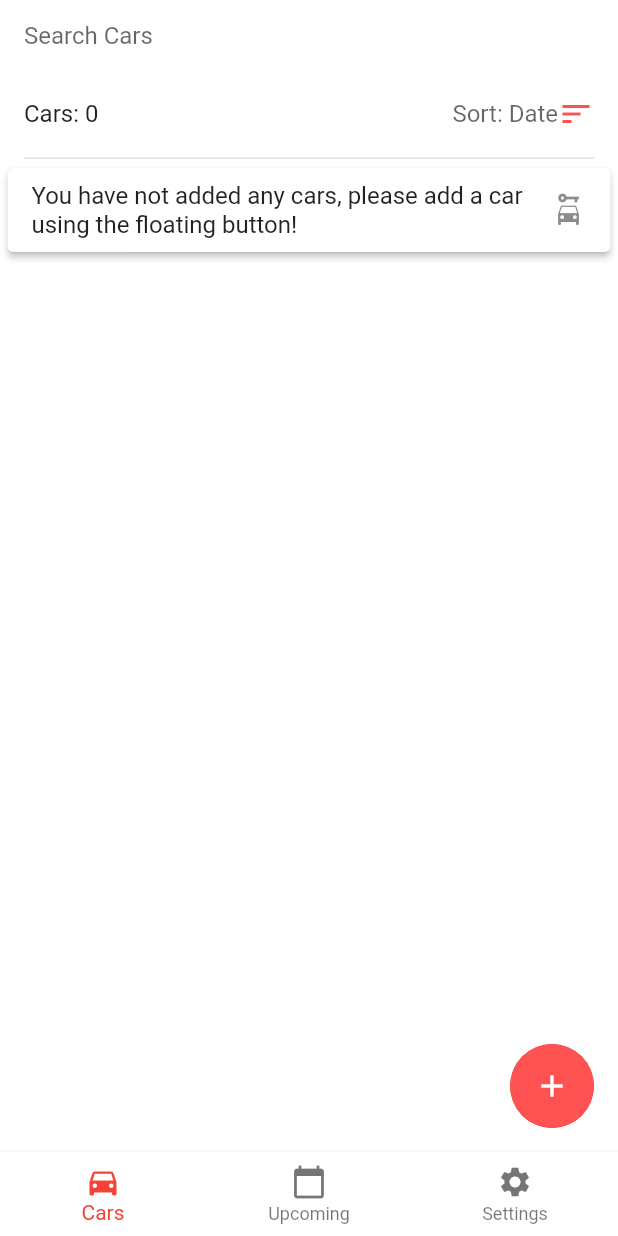
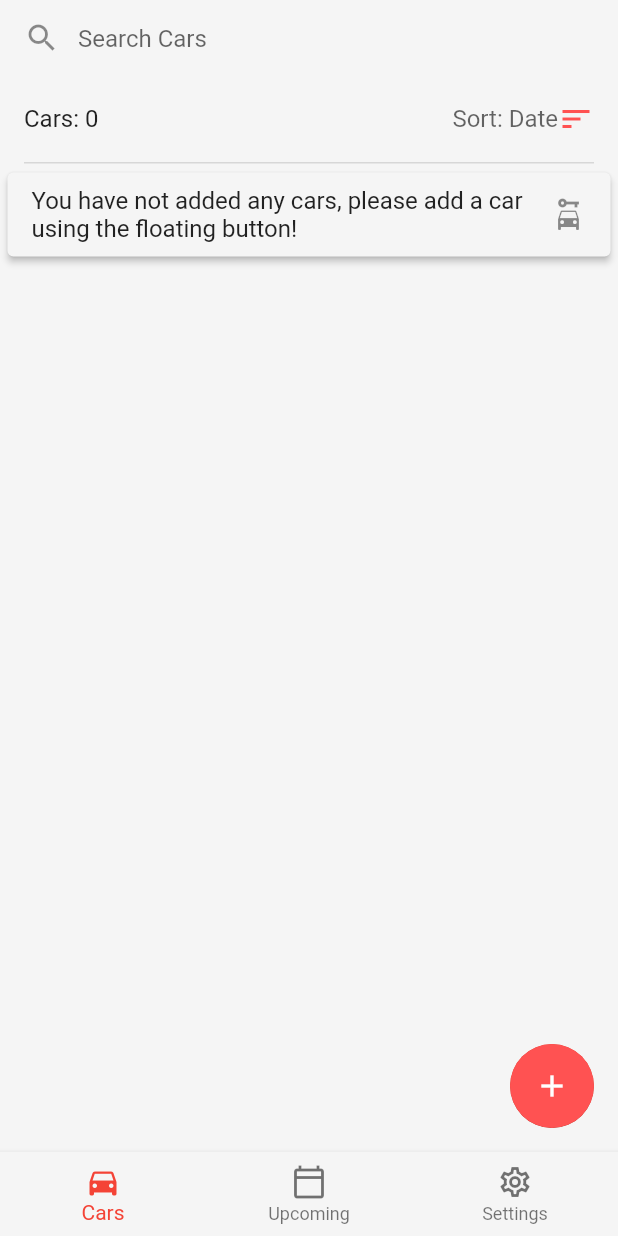
Before and after one commit to HassanAliKadhem/my_mechanic, a Flutter app: the screen it shows after launch, on a phone screen of 412 x 824 dp. Run offline on Flutter 3.47's test engine with Material 2 defaults, Android fonts, the phone set to English and light mode, and no system bars; our stand-ins replace image_picker, material_design_icons_flutter, shared_preferences.

Commit message:
theme update and remove sticky header
removed gif indicator
custom seleted tile color
changed search file style
remove sticky header from car service
updated theme

```diff
--- a/lib/Data/dataModel.dart
+++ b/lib/Data/dataModel.dart
@@ -59,10 +59,6 @@ class DataModel extends ChangeNotifier {
 
   Image getSampleImage(){
     return Image.asset("images/placeHolder2.webp", fit: BoxFit.cover,);
-  }
-
-  Image getLoadingImage(){
-    return Image.asset("images/indicator-large.gif", fit: BoxFit.cover,);
   }
 
   _clearData() {
--- a/lib/main.dart
+++ b/lib/main.dart
@@ -3,16 +3,17 @@ import 'package:flutter/services.dart';
 import 'package:flutter/cupertino.dart';
 import 'package:flutter/material.dart';
 import 'package:animations/animations.dart';
-import 'package:my_mechanic/screens/carService.dart';
 import 'package:my_mechanic/widgets/myPageAnimation.dart';
 import 'package:provider/provider.dart';
 
 import 'theme/theme.dart';
 import 'Data/dataModel.dart';
 import 'screens/cars.dart';
+import 'screens/carService.dart';
+import 'screens/carServiceAdd.dart';
+import 'screens/carAdd.dart';
 import 'screens/upcoming.dart';
 import 'screens/settings.dart';
-import 'screens/carAdd.dart';
 import 'widgets/myLayoutBuilder.dart';
 import 'widgets/snackBar.dart';
 import 'widgets/homePageTab.dart';
@@ -26,6 +27,14 @@ void main() => runApp(
           theme: appThemeLight,
           darkTheme: appThemeDark,
           themeMode: ThemeMode.system,
+          // initialRoute: '/',
+          // routes: {
+          //   '/': (context) => MyApp(),
+          //   // When navigating to the "/second" route, build the SecondScreen widget.
+          //   '/carAdd': (context) => CarAddPage(),
+          //   '/carService': (context) => CarServicePage(),
+          //   '/serviceAdd': (context) => CarServiceRow(),
+          // },
           home: MyApp(),
         ),
       ),
@@ -43,11 +52,6 @@ class _MyAppState extends State<MyApp> {
   int _currentTab = 0;
   final String title = "MyMechanic";
 
-  // void _onGoBack(dynamic value) {
-  // loadCarList();
-  // setState(() {});
-  // }
-
   loadCarList() async {
     // sd = new DataModel();
     sd = Provider.of<DataModel>(context);
@@ -64,27 +68,24 @@ class _MyAppState extends State<MyApp> {
     screenWidth = MediaQuery.of(context).size.shortestSide;
     screenIncrements = (screenWidth / 600).ceil().clamp(1, 3);
     // print(screenWidth);
-    SystemChrome.setSystemUIOverlayStyle(mySystemTheme);
-    // SystemChrome.setEnabledSystemUIOverlays([]);
+    // SystemChrome.setSystemUIOverlayStyle(mySystemTheme);
 
     final List<HomePageTab> homePageTabs = <HomePageTab>[
       HomePageTab(
         "Cars",
+        Icon(Icons.directions_car_outlined),
         Icon(Icons.directions_car),
         CarsList(),
       ),
-      // HomePageTab(
-      //   "Search",
-      //   Icon(Icons.search),
-      //   SearchPhoneView(useMobile: false),
-      // ),
       HomePageTab(
         "Upcoming",
+        Icon(Icons.calendar_today_outlined),
         Icon(Icons.calendar_today),
         UpcomingList(),
       ),
       HomePageTab(
         "Settings",
+        Icon(Icons.settings_outlined),
         Icon(Icons.settings),
         SettingsPage(),
       ),
@@ -101,6 +102,7 @@ class _MyAppState extends State<MyApp> {
         items: homePageTabs.map((e) {
           return BottomNavigationBarItem(
             icon: e.icon,
+            activeIcon: e.selectedIcon,
             label: e.title,
           );
         }).toList(),
@@ -122,6 +124,7 @@ class _MyAppState extends State<MyApp> {
         destinations: homePageTabs.map((e) {
           return NavigationRailDestination(
             icon: e.icon,
+            selectedIcon: e.selectedIcon,
             label: Text(e.title),
           );
         }).toList(),
@@ -157,6 +160,7 @@ class _MyAppState extends State<MyApp> {
     Widget _floatingActionButton() {
       return OpenContainer(
         closedElevation: 0,
+        tappable: false,
         closedColor: Theme.of(context).primaryColor,
         closedShape: CircleBorder(),
         transitionDuration: containerTransitionDuration,
@@ -169,6 +173,9 @@ class _MyAppState extends State<MyApp> {
         },
         closedBuilder: (context, action) => FloatingActionButton(
           tooltip: 'Add Car',
+          onPressed: () {
+            action();
+          },
           child: Icon(
             Icons.add,
             // color: Colors.white,
@@ -179,8 +186,11 @@ class _MyAppState extends State<MyApp> {
 
     loadCarList();
 
-    return MyLayoutBuilder(
+    return ListTileTheme(
+      selectedTileColor: Theme.of(context).selectedRowColor,
+      child: MyLayoutBuilder(
         mobileLayout: Scaffold(
+          extendBody: true,
           body: MyPageAnimation(child: homePageTabs[_currentTab].pageElements),
           // body: _getAnimatedPage(_currentTab),
           bottomNavigationBar: _navBar(),
@@ -188,6 +198,7 @@ class _MyAppState extends State<MyApp> {
               (_currentTab != 0) ? null : _floatingActionButton(),
         ),
         tabletLayout: Scaffold(
+          extendBody: true,
           body: Row(
             children: [
               _navRail(),
@@ -199,6 +210,7 @@ class _MyAppState extends State<MyApp> {
           floatingActionButton:
               (_currentTab != 0) ? null : _floatingActionButton(),
         ),
+      ),
     );
   }
 }
--- a/lib/screens/carServiceAdd.dart
+++ b/lib/screens/carServiceAdd.dart
@@ -248,7 +248,7 @@ class _CarServiceRowState extends State<CarServiceRow> {
                         : Theme.of(context).disabledColor,
                     onChanged: (value) {
                       setState(() {
-                        service.remind = value;
+                        service.remind = !service.remind;
                       });
                     },
                   ),
@@ -297,7 +297,9 @@ class _CarServiceRowState extends State<CarServiceRow> {
                   readOnly: true,
                   controller: _serviceNextDateCont,
                   onTap: () {
-                    _selectNextDate(context);
+                    if (service.remind) {
+                      _selectNextDate(context);
+                    }
                   },
                   decoration: InputDecoration(
                     labelText: "Reminder Date",
--- a/lib/screens/cars.dart
+++ b/lib/screens/cars.dart
@@ -1,8 +1,10 @@
 import 'dart:ui';
 
 import 'package:animations/animations.dart';
+import 'package:flutter/cupertino.dart';
 import 'package:flutter/material.dart';
 import 'package:flutter/rendering.dart';
+import 'package:flutter/services.dart';
 import 'package:my_mechanic/widgets/myPageAnimation.dart';
 import 'package:provider/provider.dart';
 
@@ -56,7 +58,11 @@ class _CarsListState extends State<CarsList> {
         //     selectedTileColor: Theme.of(context)
         //         .accentColor
         //         .withOpacity(0.15),
-        return MyLayoutBuilderPages(
+        return AnnotatedRegion(
+          value: (Theme.of(context).brightness == Brightness.dark)
+              ? SystemUiOverlayStyle.light
+              : SystemUiOverlayStyle.dark,
+          child: MyLayoutBuilderPages(
             mobileLayout: SafeArea(
               child: Column(
                 children: [
@@ -70,7 +76,8 @@ class _CarsListState extends State<CarsList> {
                             physics: BouncingScrollPhysics(
                                 parent: AlwaysScrollableScrollPhysics()),
                             itemBuilder: (BuildContext context, int index) {
-                      return _carCard(data.getCarMap()[carKeys[index]], context);
+                              return _carCard(
+                                  data.getCarMap()[carKeys[index]], context);
                             },
                           ),
                         ),
@@ -93,7 +100,8 @@ class _CarsListState extends State<CarsList> {
                                   itemCount: itemCount,
                                   physics: BouncingScrollPhysics(
                                       parent: AlwaysScrollableScrollPhysics()),
-                          itemBuilder: (BuildContext context, int index) {
+                                  itemBuilder:
+                                      (BuildContext context, int index) {
                                     return _carTile(
                                         data.getCarMap()[carKeys[index]]);
                                   },
@@ -117,6 +125,7 @@ class _CarsListState extends State<CarsList> {
                 //   ),
                 // ),
               ],
+            ),
           ),
         );
       },
@@ -227,11 +236,10 @@ class _CarsListState extends State<CarsList> {
 
   Widget _searchBar() {
     return Container(
-      padding: EdgeInsets.symmetric(horizontal: 16),
+      padding: EdgeInsets.symmetric(
+        horizontal: 4,
+      ),
       color: Theme.of(context).canvasColor,
-      child: Row(
-        children: [
-          Expanded(
       child: TextField(
         autofocus: false,
         focusNode: _searchFocusNode,
@@ -243,6 +251,12 @@ class _CarsListState extends State<CarsList> {
           _searchFocusNode.unfocus();
         },
         decoration: InputDecoration(
+          contentPadding: EdgeInsets.symmetric(
+            vertical: 16,
+          ),
+          prefixIcon: Icon(
+            Icons.search,
+          ),
           suffixIcon: (_searchController.text.isNotEmpty)
               ? IconButton(
                   onPressed: () {
@@ -260,9 +274,6 @@ class _CarsListState extends State<CarsList> {
           border: InputBorder.none,
         ),
       ),
-          ),
-        ],
-      ),
     );
   }
 
@@ -276,12 +287,16 @@ class _CarsListState extends State<CarsList> {
       title: Text(
         car.name,
       ),
-      leading: SizedBox(
+      trailing: ClipRRect(
+        borderRadius: new BorderRadius.circular(10.0),
+        clipBehavior: Clip.antiAliasWithSaveLayer,
+        child: SizedBox(
           width: 70,
           child: FadeInImage(
             fit: BoxFit.cover,
-          placeholder: sd.getLoadingImage().image,
+            placeholder: sd.getSampleImage().image,
             image: car.picture.image,
+          ),
         ),
       ),
       subtitle: Text(
@@ -297,7 +312,7 @@ class _CarsListState extends State<CarsList> {
       clipBehavior: Clip.antiAlias,
       child: OpenContainer(
         tappable: false,
-        closedColor: Theme.of(context).cardTheme.color,
+        closedColor: Theme.of(context).cardColor,
         closedShape:
             RoundedRectangleBorder(borderRadius: BorderRadius.circular(10.0)),
         onClosed: _onGoBack,
@@ -317,7 +332,7 @@ class _CarsListState extends State<CarsList> {
                 width: double.infinity,
                 child: FadeInImage(
                   fit: BoxFit.cover,
-                  placeholder: sd.getLoadingImage().image,
+                  placeholder: sd.getSampleImage().image,
                   image: car.picture.image,
                 ),
               ),
@@ -337,7 +352,7 @@ class _CarsListState extends State<CarsList> {
                           padding: const EdgeInsets.only(right: 4.0),
                           child: Icon(
                             Icons.speed,
-                            color: Theme.of(context).accentColor,
+                            color: Theme.of(context).disabledColor,
                             size: 20,
                           ),
                         ),
@@ -347,7 +362,7 @@ class _CarsListState extends State<CarsList> {
                         child: Padding(
                           padding: const EdgeInsets.symmetric(horizontal: 4.0),
                           child: Icon(Icons.home_repair_service,
-                              color: Theme.of(context).accentColor, size: 20),
+                              color: Theme.of(context).disabledColor, size: 20),
                         ),
                       ),
                       TextSpan(
--- a/lib/widgets/header.dart
+++ b/lib/widgets/header.dart
@@ -1,6 +1,4 @@
 import 'package:flutter/material.dart';
-
-import '../theme/theme.dart';
 
 Widget header(String title) {
   return Builder(
--- a/lib/widgets/homePageTab.dart
+++ b/lib/widgets/homePageTab.dart
@@ -1,10 +1,10 @@
-import 'package:adaptive_navigation/adaptive_navigation.dart';
-import 'package:flutter/material.dart';
+import 'package:flutter/widgets.dart';
 
 class HomePageTab {
   String title;
   Icon icon;
+  Icon selectedIcon;
   Widget pageElements;
 
-  HomePageTab(this.title, this.icon, this.pageElements);
+  HomePageTab(this.title, this.icon, this.selectedIcon, this.pageElements);
 }
--- a/pubspec.yaml
+++ b/pubspec.yaml
@@ -15,7 +15,7 @@ publish_to: 'none' # Remove this line if you wish to publish to pub.dev
 # In iOS, build-name is used as CFBundleShortVersionString while build-number used as CFBundleVersion.
 # Read more about iOS versioning at
 # https://developer.apple.com/library/archive/documentation/General/Reference/InfoPlistKeyReference/Articles/CoreFoundationKeys.html
-version: 1.0.0+2
+version: 1.0.0+3
 
 environment:
   sdk: ">=2.7.0 <3.0.0"
@@ -59,8 +59,6 @@ flutter:
   assets:
     - images/placeHolder2.webp
     - images/icon.webp
-    - images/indicator.gif
-    - images/indicator-large.gif
 
   # An image asset can refer to one or more resolution-specific "variants", see
   # https://flutter.dev/assets-and-images/#resolution-aware.
```
Also changed, not shown: lib/Data/service.dart (+8 -0 lines), lib/screens/carService.dart (+52 -41 lines), lib/screens/settings.dart (+33 -7 lines), lib/screens/upcoming.dart (+7 -10 lines), lib/theme/theme.dart (+44 -11 lines), Images/indicator-large.gif (deleted), Images/indicator.gif (deleted), 2 other files. Lines whose indentation alone changed are shown as unchanged.
